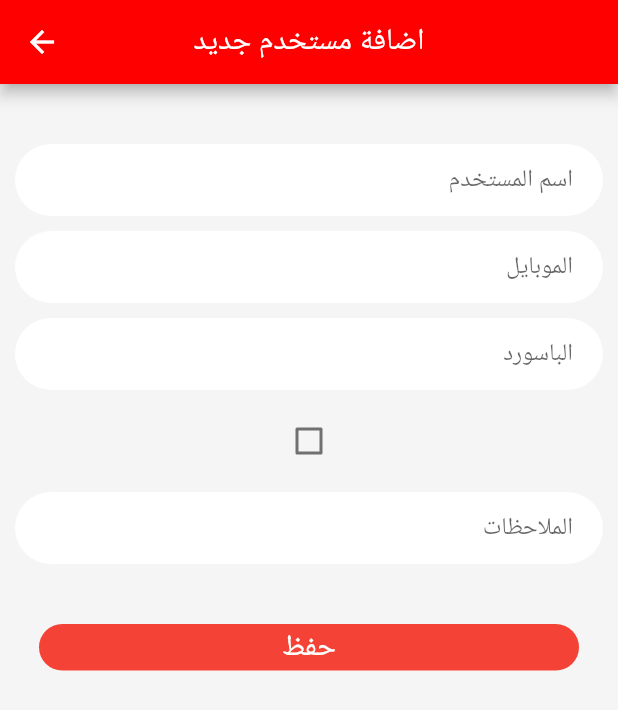
After one commit to thaerhamza/dashboard, a Flutter app: the Users screen opened directly, after a tap on "اضافة مستخدم جديد", on a phone screen of 412 x 824 dp. The commit adds this screen. Shown: the top 710 px of the screen. Run offline on Flutter 3.47's test engine with Material 2 defaults, Android fonts, the phone set to English and light mode, and no system bars; our stand-ins replace font_awesome_flutter, shared_preferences, splashscreen, toast; accounts and stored records are empty; network calls fail.

Commit message:
show users

```diff
--- /dev/null
+++ b/lib/pages/users/add.dart
@@ -0,0 +1,181 @@
+import 'package:dashboard/pages/component/progress.dart';
+import 'package:dashboard/pages/provider/loading.dart';
+import 'package:dashboard/pages/users/users_data.dart';
+import 'package:flutter/material.dart';
+import 'package:dashboard/pages/config.dart';
+import 'package:provider/provider.dart';
+import 'package:toast/toast.dart';
+
+class AddUsers extends StatefulWidget {
+  @override
+  _AddUsersState createState() => _AddUsersState();
+}
+
+class _AddUsersState extends State<AddUsers> {
+  bool isloading = false;
+  bool checkActive = false;
+  var _formKey = GlobalKey<FormState>();
+  TextEditingController txtuse_name = new TextEditingController();
+  TextEditingController txtuse_pwd = new TextEditingController();
+  TextEditingController txtuse_mobile = new TextEditingController();
+  TextEditingController txtuse_note = new TextEditingController();
+
+  saveData(context, LoadingControl load) async {
+    if (!await checkConnection()) {
+      Toast.show("Not connected Internet", context,
+          duration: Toast.LENGTH_SHORT, gravity: Toast.BOTTOM);
+    }
+    bool myvalid = _formKey.currentState.validate();
+    load.add_loading();
+    if (txtuse_name.text.isNotEmpty &&
+        txtuse_mobile.text.isNotEmpty &&
+        txtuse_pwd.text.isNotEmpty &&
+        myvalid) {
+      isloading = true;
+      load.add_loading();
+      bool res = await createUser(txtuse_name.text, txtuse_mobile.text,
+          txtuse_pwd.text, checkActive, txtuse_note.text, context);
+      isloading = res;
+      load.add_loading();
+    } else {
+      Toast.show("Please fill data", context,
+          duration: Toast.LENGTH_SHORT, gravity: Toast.BOTTOM);
+    }
+  }
+
+  @override
+  Widget build(BuildContext context) {
+    return Scaffold(
+        backgroundColor: Colors.grey[100],
+        appBar: AppBar(
+          backgroundColor: primaryColor,
+          title: Text("اضافة مستخدم جديد"),
+          centerTitle: true,
+        ),
+        body: Directionality(
+          textDirection: TextDirection.rtl,
+          child: Container(
+            margin: EdgeInsets.all(10.0),
+            padding: EdgeInsets.only(top: 30),
+            child: Column(
+              children: <Widget>[
+                Consumer<LoadingControl>(builder: (context, load, child) {
+                  return Expanded(
+                    child: Form(
+                      key: _formKey,
+                      child: ListView(
+                        children: <Widget>[
+                          Container(
+                            margin: EdgeInsets.only(bottom: 10.0),
+                            padding: EdgeInsets.only(left: 20.0, right: 20.0),
+                            decoration: BoxDecoration(
+                                color: Colors.white,
+                                borderRadius: BorderRadius.circular(25.0)),
+                            child: TextFormField(
+                              controller: txtuse_name,
+                              decoration: InputDecoration(
+                                  hintText: "اسم المستخدم",
+                                  border: InputBorder.none),
+                              validator: (value) {
+                                if (value.isEmpty) {
+                                  print("enyter name");
+                                  return "الرجاء ادخال الاسم ";
+                                }
+                              },
+                            ),
+                          ),
+                          Container(
+                            margin: EdgeInsets.only(bottom: 10.0),
+                            padding: EdgeInsets.only(left: 20.0, right: 20.0),
+                            decoration: BoxDecoration(
+                                color: Colors.white,
+                                borderRadius: BorderRadius.circular(25.0)),
+                            child: TextFormField(
+                              controller: txtuse_mobile,
+                              keyboardType: TextInputType.number,
+                              decoration: InputDecoration(
+                                  hintText: "الموبايل",
+                                  border: InputBorder.none),
+                              validator: (String value) {
+                                if (value.isEmpty || value.length < 5) {
+                                  return "الرجاء ادخال رقم الموبايل";
+                                }
+                              },
+                            ),
+                          ),
+                          Container(
+                            margin: EdgeInsets.only(bottom: 10.0),
+                            padding: EdgeInsets.only(left: 20.0, right: 20.0),
+                            decoration: BoxDecoration(
+                                color: Colors.white,
+                                borderRadius: BorderRadius.circular(25.0)),
+                            child: TextFormField(
+                              controller: txtuse_pwd,
+                              decoration: InputDecoration(
+                                  hintText: "الباسورد",
+                                  border: InputBorder.none),
+                              validator: (String value) {
+                                if (value.isEmpty || value.length < 5) {
+                                  return "الرجاء ادخال الباسورد ";
+                                }
+                              },
+                            ),
+                          ),
+                          Container(
+                              margin: EdgeInsets.only(bottom: 10.0),
+                              padding: EdgeInsets.only(left: 20.0, right: 20.0),
+                              child: Checkbox(
+                                  value: checkActive,
+                                  onChanged: (newValue) {
+                                    setState(() {
+                                      checkActive = newValue;
+                                    });
+                                  })),
+                          Container(
+                            margin: EdgeInsets.only(bottom: 10.0),
+                            padding: EdgeInsets.only(left: 20.0, right: 20.0),
+                            decoration: BoxDecoration(
+                                color: Colors.white,
+                                borderRadius: BorderRadius.circular(25.0)),
+                            child: TextFormField(
+                              controller: txtuse_note,
+                              maxLines: null,
+                              keyboardType: TextInputType.multiline,
+                              decoration: InputDecoration(
+                                  hintText: "الملاحظات",
+                                  border: InputBorder.none),
+                            ),
+                          ),
+                          isloading
+                              ? circularProgress()
+                              : MaterialButton(
+                                  onPressed: () {
+                                    saveData(context, load);
+                                  },
+                                  child: Container(
+                                    alignment: Alignment.center,
+                                    width: MediaQuery.of(context).size.width,
+                                    child: Text(
+                                      "حفظ",
+                                      style: TextStyle(
+                                          color: Colors.white, fontSize: 20.0),
+                                    ),
+                                    margin: EdgeInsets.only(
+                                        bottom: 10.0, top: 30.0),
+                                    padding: EdgeInsets.all(2.0),
+                                    decoration: BoxDecoration(
+                                        color: Colors.red,
+                                        borderRadius:
+                                            BorderRadius.circular(25.0)),
+                                  )),
+                        ],
+                      ),
+                    ),
+                  );
+                }),
+              ],
+            ),
+          ),
+        ));
+  }
+}
--- /dev/null
+++ b/lib/pages/users/users.dart
@@ -0,0 +1,156 @@
+import 'package:dashboard/pages/users/add.dart';
+import 'package:dashboard/pages/users/edit.dart';
+import 'package:dashboard/pages/users/users_data.dart';
+import 'package:flutter/material.dart';
+import 'package:font_awesome_flutter/font_awesome_flutter.dart';
+import 'package:dashboard/pages/config.dart';
+
+List<SingleUser> userList = new List<SingleUser>();
+
+class Users extends StatefulWidget {
+  @override
+  _UsersState createState() => _UsersState();
+}
+
+class _UsersState extends State<Users> {
+  void getDataUser() async {
+    List arr = await getdData(0);
+    for (int i = 0; i < arr.length; i++) {
+      userList.add(new SingleUser(
+        use_id: arr[i]["use_id"],
+        use_name: arr[i]["use_name"],
+        use_mobile: arr[i]["use_mobile"],
+        use_active: arr[i]["use_active"],
+        use_lastdate: arr[i]["use_lastdate"],
+      ));
+    }
+    setState(() {});
+  }
+
+  @override
+  void initState() {
+    // TODO: implement initState
+    super.initState();
+    getDataUser();
+  }
+
+  @override
+  Widget build(BuildContext context) {
+    return Scaffold(
+      appBar: AppBar(
+        backgroundColor: primaryColor,
+        title: Text("ادارة التصنيفات"),
+        centerTitle: true,
+      ),
+      backgroundColor: Colors.grey[50],
+      body: Directionality(
+        textDirection: TextDirection.rtl,
+        child: Container(
+          margin: EdgeInsets.only(top: 0),
+          child: ListView.builder(
+            itemCount: userList.length,
+            itemBuilder: (context, index) {
+              return SingleUser(
+                use_id: userList[index].use_id,
+                use_name: userList[index].use_name,
+                use_lastdate: userList[index].use_lastdate,
+                use_active: userList[index].use_active,
+                use_mobile: userList[index].use_mobile,
+              );
+            },
+          ),
+        ),
+      ),
+      bottomNavigationBar: Container(
+        height: 50.0,
+        child: Column(
+          children: <Widget>[
+            Container(
+              alignment: Alignment.center,
+              child: GestureDetector(
+                onTap: () {
+                  Navigator.push(context,
+                      MaterialPageRoute(builder: (context) => AddUsers()));
+                },
+                child: Text(
+                  "اضافة مستخدم جديد",
+                  style: TextStyle(color: Colors.white, fontSize: 20),
+                ),
+              ),
+              height: 40.0,
+              decoration: BoxDecoration(
+                  color: Colors.red, borderRadius: BorderRadius.circular(40)),
+            ),
+          ],
+        ),
+      ),
+    );
+  }
+}
+
+class SingleUser extends StatelessWidget {
+  final String use_id;
+  final String use_name;
+  final String use_mobile;
+  final String use_active;
+  final String use_lastdate;
+
+  SingleUser(
+      {this.use_id,
+      this.use_name,
+      this.use_lastdate,
+      this.use_mobile,
+      this.use_active});
+  @override
+  Widget build(BuildContext context) {
+    return Card(
+      child: Column(
+        children: <Widget>[
+          Container(
+            alignment: Alignment.topRight,
+            child: Icon(
+              Icons.cancel,
+              color: Colors.red,
+            ),
+          ),
+          Container(
+            child: ListTile(
+              title: Text(
+                use_name,
+                style: TextStyle(fontWeight: FontWeight.bold, fontSize: 18),
+              ),
+              subtitle: Text(use_mobile),
+              leading: Container(width: 50.0, child: Text(use_lastdate)),
+              trailing: Container(
+                width: 30.0,
+                child: Row(
+                  children: <Widget>[
+                    GestureDetector(
+                      onTap: () {
+                        Navigator.push(
+                            context,
+                            MaterialPageRoute(
+                                builder: (context) => new EditUsers()));
+                      },
+                      child: Container(
+                        padding: EdgeInsets.all(5),
+                        child: FaIcon(
+                          FontAwesomeIcons.edit,
+                          color: Colors.white,
+                          size: 16,
+                        ),
+                        decoration: BoxDecoration(
+                            color: Colors.red,
+                            borderRadius: BorderRadius.circular(5.0)),
+                      ),
+                    ),
+                  ],
+                ),
+              ),
+            ),
+          ),
+        ],
+      ),
+    );
+  }
+}
--- /dev/null
+++ b/lib/pages/users/users_data.dart
@@ -0,0 +1,42 @@
+import 'dart:convert';
+import 'package:dashboard/pages/users/users.dart';
+import 'package:flutter/material.dart';
+import 'package:http/http.dart' as http;
+import 'package:dashboard/pages/config.dart';
+import 'dart:async';
+
+Future<bool> createUser(String use_name, String use_mobile, String use_pwd,
+    bool use_active, String use_note, BuildContext context) async {
+  String url = path_api + "users/insert_user.php?token=" + token;
+  Map data = {
+    "use_name": use_name,
+    "use_mobile": use_mobile,
+    "use_pwd": use_pwd,
+    "use_active": use_active ? "1" : "0",
+    "use_note": use_note
+  };
+  http.Response respone = await http.post(url, body: data);
+  if (json.decode(respone.body)["code"] == "200") {
+    Navigator.push(context, MaterialPageRoute(builder: (context) => Users()));
+
+    print("success");
+    return true;
+  } else {
+    print("Failer");
+    return false;
+  }
+}
+
+Future<List> getdData(int count) async {
+  String url =
+      path_api + "users/readuser.php?start=${count}&end=20&token=" + token;
+  print(url);
+  http.Response respone = await http.post(url);
+
+  if (json.decode(respone.body)["code"] == "200") {
+    {
+      List arr = (json.decode(respone.body)["message"]);
+      return arr;
+    }
+  }
+}
```
Also changed, not shown: lib/pages/home/home.dart (+10 -2 lines), lib/pages/users/edit.dart (added, +107 -0 lines).
